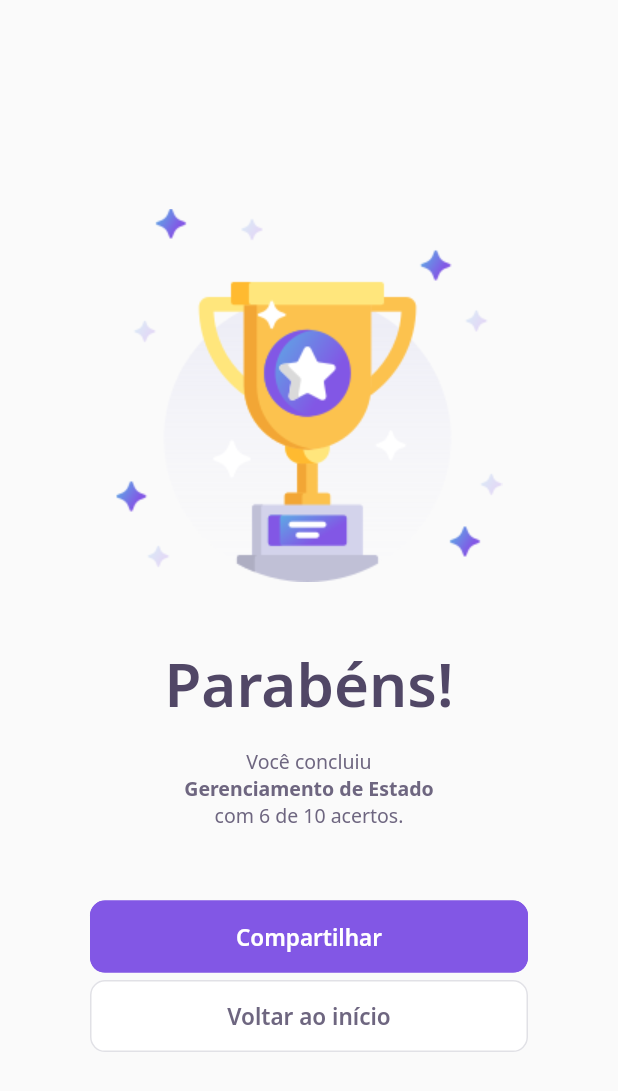
After one commit to KemberllyKib3/devquiz, a Flutter app: the ResultPage screen opened directly, on a phone screen of 412 x 824 dp. The commit adds this screen. Shown: the top 1091 px of the screen. Run offline on Flutter 3.47's test engine with Material 2 defaults, Android fonts, the phone set to English and light mode, and no system bars; our stand-ins replace google_fonts; accounts and stored records are empty; network calls fail.

Commit message:
Challenge and Result Page

```diff
--- /dev/null
+++ b/lib/challenge/widgets/buttons/next_button_widget.dart
@@ -0,0 +1,74 @@
+import 'package:flutter/material.dart';
+import 'package:google_fonts/google_fonts.dart';
+
+import 'package:devquiz/core/core.dart';
+
+class NextButtonWidget extends StatelessWidget {
+  final String label;
+  final Color backgroundColor;
+  final Color fontColor;
+  final Color borderColor;
+  final Color onHover;
+  final VoidCallback onTap;
+
+  const NextButtonWidget({
+    Key? key,
+    required this.label,
+    required this.backgroundColor,
+    required this.fontColor,
+    required this.borderColor,
+    required this.onHover,
+    required this.onTap,
+  }) : super(key: key);
+
+  NextButtonWidget.green({required String label, required VoidCallback onTap})
+      : this.backgroundColor = AppColors.darkGreen,
+        this.fontColor = AppColors.white,
+        this.borderColor = AppColors.darkGreen,
+        this.onHover = Colors.greenAccent.shade700,
+        this.onTap = onTap,
+        this.label = label;
+
+  NextButtonWidget.white({required String label, required VoidCallback onTap})
+      : this.backgroundColor = AppColors.white,
+        this.fontColor = AppColors.grey,
+        this.borderColor = AppColors.border,
+        this.onHover = Colors.grey.shade300,
+        this.onTap = onTap,
+        this.label = label;
+
+  NextButtonWidget.purple({required String label, required VoidCallback onTap})
+      : this.backgroundColor = AppColors.purple,
+        this.fontColor = AppColors.white,
+        this.borderColor = AppColors.purple,
+        this.onHover = Colors.deepPurple,
+        this.onTap = onTap,
+        this.label = label;
+
+  @override
+  Widget build(BuildContext context) {
+    return Container(
+      height: 48,
+      child: TextButton(
+        style: ButtonStyle(
+          overlayColor: MaterialStateProperty.all(onHover),
+          side: MaterialStateProperty.all(
+            BorderSide(color: borderColor),
+          ),
+          shape: MaterialStateProperty.all(
+              RoundedRectangleBorder(borderRadius: BorderRadius.circular(10))),
+          backgroundColor: MaterialStateProperty.all(backgroundColor),
+        ),
+        onPressed: onTap,
+        child: Text(
+          label,
+          style: GoogleFonts.notoSans(
+            fontWeight: FontWeight.w600,
+            fontSize: 15,
+            color: fontColor,
+          ),
+        ),
+      ),
+    );
+  }
+}
--- a/lib/core/app_widget.dart
+++ b/lib/core/app_widget.dart
@@ -1,5 +1,4 @@
-
-import 'package:devquiz/home/home_page.dart';
+import 'package:devquiz/splash/splash_page.dart';
 import 'package:flutter/material.dart';
 
 class AppWidget extends StatelessWidget {
@@ -8,7 +7,7 @@ class AppWidget extends StatelessWidget {
     return MaterialApp(
       debugShowCheckedModeBanner: false,
       title: "DevQuiz",
-      home: HomePage(),
+      home: SplashPage(),
     );
   }
 }
--- /dev/null
+++ b/lib/result/result_page.dart
@@ -0,0 +1,64 @@
+import 'package:devquiz/challenge/widgets/buttons/next_button_widget.dart';
+import 'package:devquiz/core/app_images.dart';
+import 'package:devquiz/core/core.dart';
+import 'package:devquiz/home/home_page.dart';
+import 'package:flutter/material.dart';
+
+class ResultPage extends StatelessWidget {
+  const ResultPage({Key? key}) : super(key: key);
+
+  @override
+  Widget build(BuildContext context) {
+    return Scaffold(
+      body: Padding(
+        padding: EdgeInsets.symmetric(horizontal: 60),
+        child: Column(
+          mainAxisAlignment: MainAxisAlignment.center,
+          crossAxisAlignment: CrossAxisAlignment.stretch,
+          children: [
+            Image.asset(AppImages.trophy),
+            SizedBox(
+              height: 24,
+            ),
+            Text(
+              "Parabéns!",
+              textAlign: TextAlign.center,
+              style: AppTextStyles.heading40,
+            ),
+            SizedBox(
+              height: 16,
+            ),
+            Column(
+              crossAxisAlignment: CrossAxisAlignment.center,
+              children: [
+                Text("Você concluiu", style: AppTextStyles.body),
+                Text("Gerenciamento de Estado", style: AppTextStyles.bodyBold),
+                Text("com 6 de 10 acertos.", style: AppTextStyles.body),
+              ],
+            ),
+            SizedBox(
+              height: 48,
+            ),
+            NextButtonWidget.purple(
+                label: "Compartilhar",
+                onTap: () {
+                  print("Clicou");
+                }),
+            SizedBox(
+              height: 5,
+            ),
+            NextButtonWidget.white(
+                label: "Voltar ao início",
+                onTap: () {
+                  Navigator.pushReplacement(
+                      context,
+                      MaterialPageRoute(
+                        builder: (context) => HomePage(),
+                      ));
+                }),
+          ],
+        ),
+      ),
+    );
+  }
+}
```
Also changed, not shown: lib/challenge/challenge_controller.dart (added, +8 -0 lines), lib/challenge/challenge_page.dart (+93 -5 lines), lib/challenge/widgets/question_indicator/question_indicator_widget.dart (+13 -7 lines), lib/challenge/widgets/quiz/answer/answer_widget.dart (+25 -14 lines), lib/challenge/widgets/quiz/quiz_widget.dart (+37 -17 lines), lib/home/home_page.dart (+9 -0 lines), lib/home/widgets/quiz_card/quiz_card_widget.dart (+6 -1 lines), lib/home/widgets/scorecard/score_card_widget.dart (+1 -9 lines), lib/splash/splash_page.dart (+8 -0 lines), assets/images/trophy.png.
